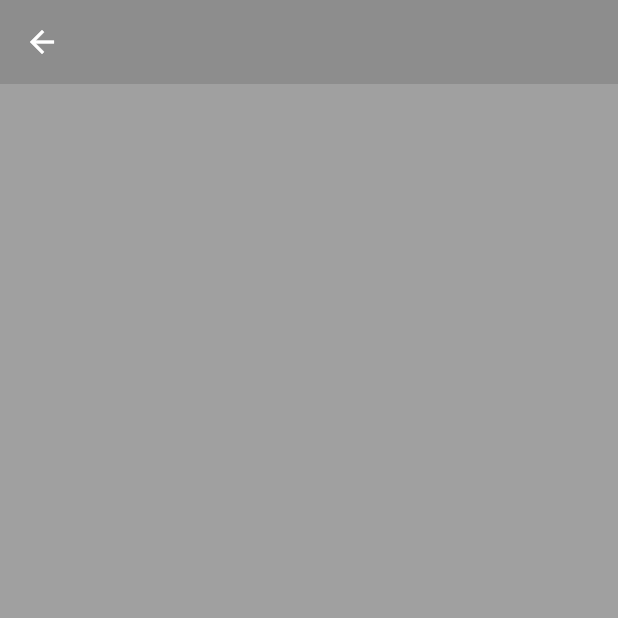
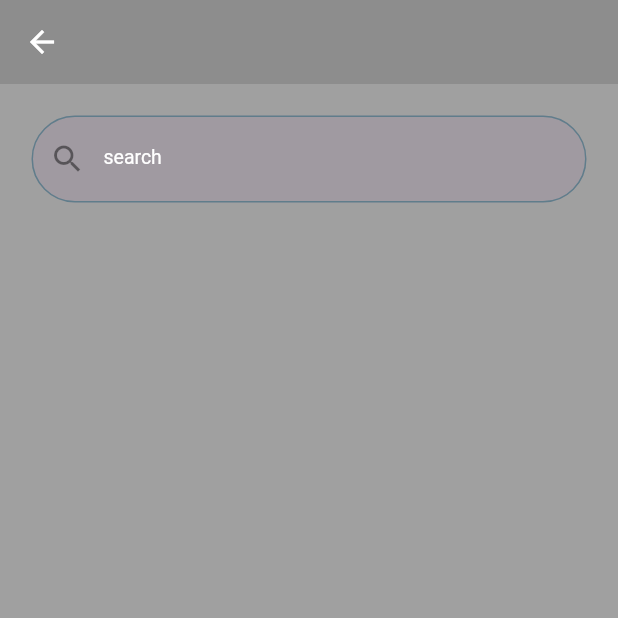
Before and after one commit to Abdo73873/social_app, a Flutter app: the SearchScreen screen opened directly, on a phone screen of 412 x 824 dp, the top half of it. Run offline on Flutter 3.47's test engine with Material 2 defaults, Android fonts, the light colour scheme and no system bars; our stand-ins replace bloc, cached_network_image, cloud_firestore, conditional_builder_null_safety, dio, firebase_auth and 8 more; accounts and stored records are empty.

Commit message:
search screen

```diff
--- a/lib/modules/feeds/feeds_screen.dart
+++ b/lib/modules/feeds/feeds_screen.dart
@@ -111,6 +111,7 @@ class FeedsScreen extends StatelessWidget {
 
   Widget buildPostItem(context, PostsModel postModel, UserModel user) {
     return Card(
+      key:key ,
       color: Theme.of(context).scaffoldBackgroundColor,
       clipBehavior: Clip.antiAliasWithSaveLayer,
       elevation: 5.0,
--- a/lib/modules/search/search_screen.dart
+++ b/lib/modules/search/search_screen.dart
@@ -1,14 +1,51 @@
+// ignore_for_file: use_key_in_widget_constructors
+
 import 'package:cloud_firestore/cloud_firestore.dart';
 import 'package:flutter/material.dart';
+import 'package:social_app/shared/components/components.dart';
 
 class SearchScreen extends StatefulWidget {
-  const SearchScreen({Key? key}) : super(key: key);
 
   @override
   State<SearchScreen> createState() => _SearchScreenState();
 }
 
 class _SearchScreenState extends State<SearchScreen> {
+  TextEditingController searchController = TextEditingController();
+@override
+  void initState(){
+  super.initState();
+
+}
+
+  List searchResult=[];
+void searchFromFireStore(String text){
+  searchResult=[];
+ FirebaseFirestore.instance
+      .collection('users')
+      .get()
+ .then((value){
+   for (var docUser in value.docs) {
+     if(docUser.data()['name'].toString().toLowerCase().contains(text.toLowerCase())){
+       searchResult.add(docUser.data());
+     }
+     setState(() {});
+   }
+ });
+  FirebaseFirestore.instance
+      .collection('posts')
+      .get()
+      .then((value){
+    for (var docUser in value.docs) {
+      if(docUser.data()['text'].toString().toLowerCase().contains(text.toLowerCase())){
+        searchResult.add(docUser.data());
+      }
+      setState(() {});
+    }
+  });
+
+}
+
 
   @override
   Widget build(BuildContext context) {
@@ -17,11 +54,61 @@ class _SearchScreenState extends State<SearchScreen> {
       body: StreamBuilder<QuerySnapshot>(
         stream: FirebaseFirestore.instance.collection('posts').snapshots(),
         builder: (context, snapshot) {
-         return(snapshot.connectionState==ConnectionState.waiting)
-              ?const Center(
-                child:CircularProgressIndicator(),
-         )
-          :Container();
+          return Padding(
+            padding: const EdgeInsets.all(20.0),
+            child: Column(
+              children: [
+                SizedBox(
+                  height: 60.0,
+                  child: Padding(
+                    padding: const EdgeInsets.all(1.0),
+                    child: defaultFromField(
+                      context: context,
+                      action: TextInputAction.search,
+                      controller: searchController,
+                      keyboardType: TextInputType.text,
+                      validator: (value) {
+                        return null;
+                      },
+                      onChange: (text) {
+                        searchFromFireStore(text);
+                      },
+                      labelText: 'search',
+                      prefix: Icons.search,
+                    ),
+                  ),
+                ),
+                const SizedBox(
+                  height: 15.0,
+                ),
+                Expanded(
+                  child: SingleChildScrollView(
+                    child: Column(
+                      children: [
+                        ListView.separated(
+                          shrinkWrap: true,
+                            physics: const NeverScrollableScrollPhysics(),
+                            itemBuilder: (context, index) => ListTile(title:Text(searchResult[index]['text'].toString()) ),
+                            separatorBuilder: (context, index) => const SizedBox(height: 20.0,),
+                            itemCount: searchResult.length
+                        ),
+                        const SizedBox(
+                          height: 15.0,
+                        ),
+                        ListView.separated(
+                            shrinkWrap: true,
+                            physics: const NeverScrollableScrollPhysics(),
+                            itemBuilder: (context, index) => ListTile(title:Text(searchResult[index]['name'].toString()) ),
+                            separatorBuilder: (context, index) => const SizedBox(height: 20.0,),
+                            itemCount: searchResult.length
+                        ),
+                      ],
+                    ),
+                  ),
+                ),
+              ],
+            ),
+          );
 
         },
       ),
```
